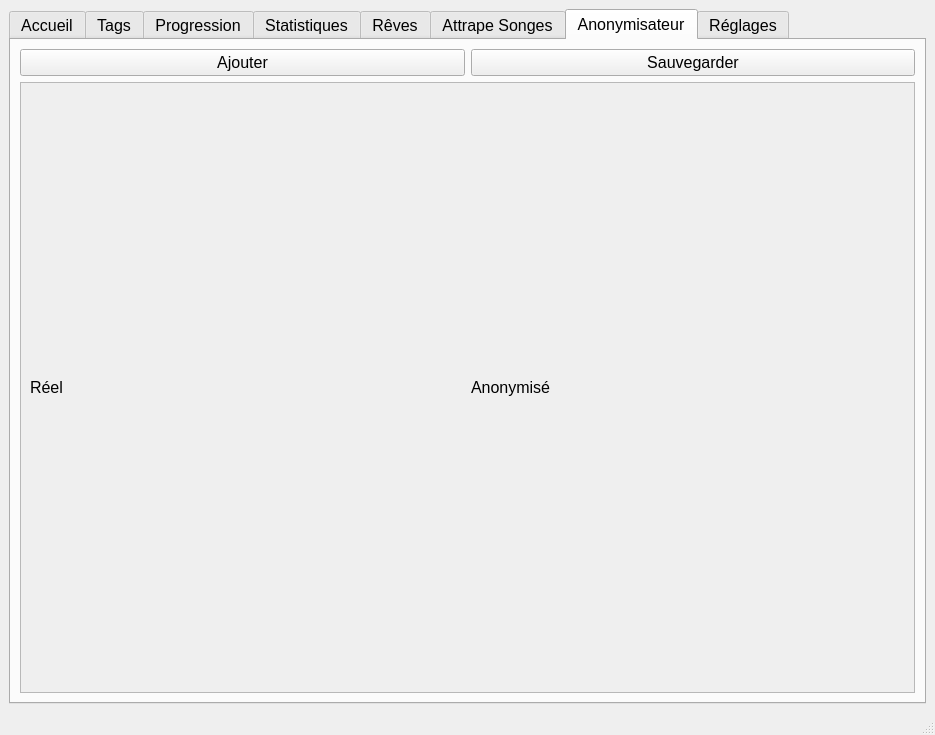
estebanthi/DreamsAnalyzer, file src/ui/main_window.ui: the form before one commit.
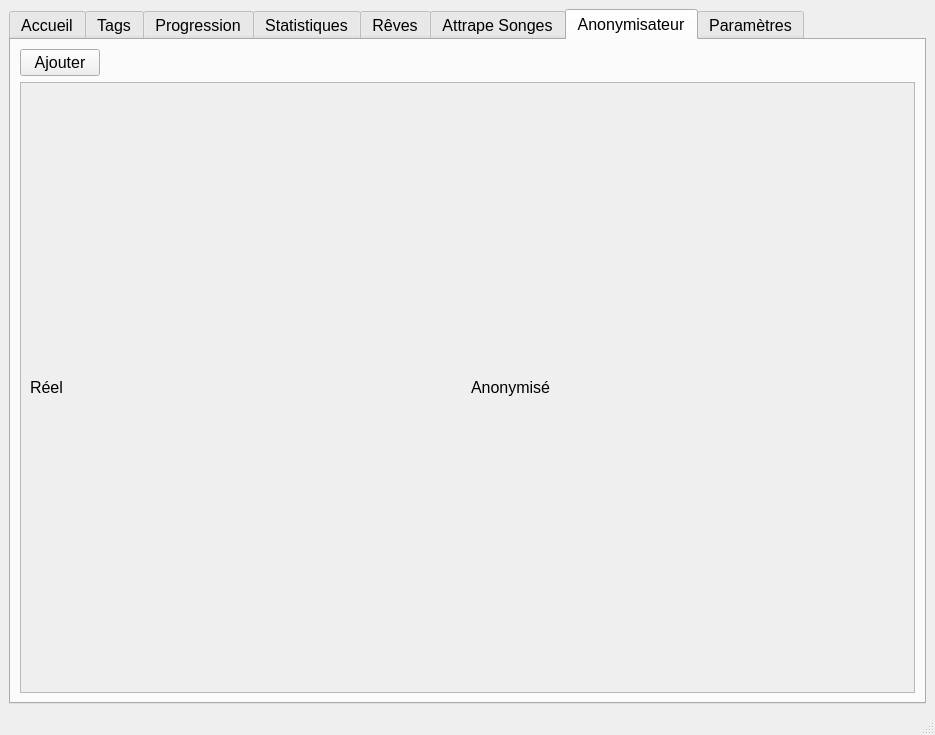
The form after the commit. The open tabs and pages were chosen to show the change. Custom widgets are drawn as their Qt base class.

Commit message: anonyms tab

Patch:
```diff
--- a/src/ui/main_window.ui
+++ b/src/ui/main_window.ui
@@ -862,11 +862,17 @@
            </widget>
           </item>
           <item>
-           <widget class="QPushButton" name="saveAnonymsButton">
-            <property name="text">
-             <string>Sauvegarder</string>
+           <spacer name="horizontalSpacer_2">
+            <property name="orientation">
+             <enum>Qt::Horizontal</enum>
             </property>
-           </widget>
+            <property name="sizeHint" stdset="0">
+             <size>
+              <width>40</width>
+              <height>20</height>
+             </size>
+            </property>
+           </spacer>
           </item>
          </layout>
         </item>
@@ -914,7 +920,7 @@
       </widget>
       <widget class="QWidget" name="tab_5">
        <attribute name="title">
-        <string>Réglages</string>
+        <string>Paramètres</string>
        </attribute>
        <layout class="QVBoxLayout" name="verticalLayout_11">
         <item>
```
Left out of the diff: 2 changed lines with no effect on the pictures. The commit also changes 19 other files.
